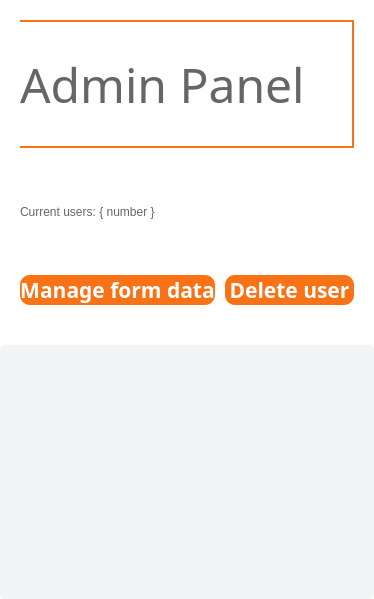
Before: the Qt Designer form adminpanel.ui in Ph4sm4/FinelogApp, drawn with Qt 5.
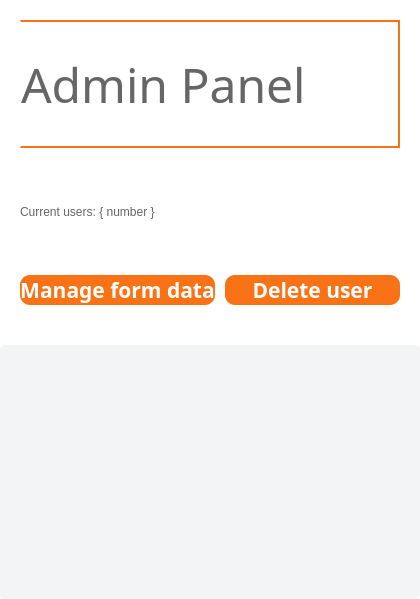
After: the same form once the commit is applied. The open tabs and pages were chosen to show the change. Icons and pictures are not drawn.

Commit message: logout admin added

What changed in the file:
```diff
--- a/adminpanel.ui
+++ b/adminpanel.ui
@@ -6,7 +6,7 @@
    <rect>
     <x>0</x>
     <y>0</y>
-    <width>374</width>
+    <width>420</width>
     <height>599</height>
    </rect>
   </property>
@@ -120,29 +120,95 @@
             <number>0</number>
            </property>
            <item>
-            <widget class="QLabel" name="hiLabel">
-             <property name="font">
-              <font>
-               <family>Microsoft JhengHei</family>
-               <pointsize>36</pointsize>
-              </font>
-             </property>
+            <widget class="QFrame" name="frame">
              <property name="styleSheet">
-              <string notr="true">QLabel {
-background: transparent;
-color: rgb(102, 102, 102);
+              <string notr="true">QFrame {
 border-bottom: 2px solid rgb(249, 115, 22);
 border-top: 2px solid rgb(249, 115, 22);
 border-right: 2px solid rgb(249, 115, 22);
+}</string>
+             </property>
+             <property name="frameShape">
+              <enum>QFrame::StyledPanel</enum>
+             </property>
+             <property name="frameShadow">
+              <enum>QFrame::Plain</enum>
+             </property>
+             <property name="lineWidth">
+              <number>0</number>
+             </property>
+             <layout class="QHBoxLayout" name="horizontalLayout_7">
+              <property name="spacing">
+               <number>0</number>
+              </property>
+              <property name="leftMargin">
+               <number>0</number>
+              </property>
+              <property name="topMargin">
+               <number>0</number>
+              </property>
+              <property name="rightMargin">
+               <number>0</number>
+              </property>
+              <property name="bottomMargin">
+               <number>0</number>
+              </property>
+              <item>
+               <widget class="QLabel" name="hiLabel">
+                <property name="font">
+                 <font>
+                  <family>Microsoft JhengHei</family>
+                  <pointsize>36</pointsize>
+                 </font>
+                </property>
+                <property name="styleSheet">
+                 <string notr="true">QLabel {
+background: transparent;
+color: rgb(102, 102, 102);
 padding: 5px 0;
+border: none;
 }</string>
-             </property>
-             <property name="text">
-              <string>Admin Panel</string>
-             </property>
-             <property name="alignment">
-              <set>Qt::AlignJustify|Qt::AlignVCenter</set>
-             </property>
+                </property>
+                <property name="text">
+                 <string>Admin Panel</string>
+                </property>
+                <property name="alignment">
+                 <set>Qt::AlignJustify|Qt::AlignVCenter</set>
+                </property>
+               </widget>
+              </item>
+              <item>
+               <widget class="QPushButton" name="logOutButton">
+                <property name="maximumSize">
+                 <size>
+                  <width>36</width>
+                  <height>16777215</height>
+                 </size>
+                </property>
+                <property name="styleSheet">
+                 <string notr="true">QPushButton {
+background-color: transparent;
+border: none;
+outline: none;
+padding-right: 5px;
+}</string>
+                </property>
+                <property name="text">
+                 <string/>
+                </property>
+                <property name="icon">
+                 <iconset resource="Images.qrc">
+                  <normaloff>:/icons/content/log_out.svg</normaloff>:/icons/content/log_out.svg</iconset>
+                </property>
+                <property name="iconSize">
+                 <size>
+                  <width>36</width>
+                  <height>36</height>
+                 </size>
+                </property>
+               </widget>
+              </item>
+             </layout>
             </widget>
            </item>
            <item>
@@ -321,7 +387,7 @@
            <rect>
             <x>0</x>
             <y>0</y>
-            <width>419</width>
+            <width>420</width>
             <height>250</height>
            </rect>
           </property>
```
Left out of the diff: 2 changed lines with no effect on the pictures. The commit also changes 8 other files.
